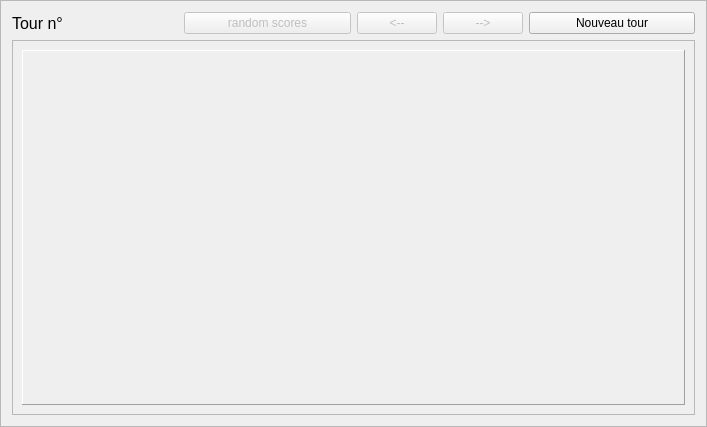
First picture: the form in mainwindow/btmQRoundWidget.ui, repository dsarrut/btm, before the edit.
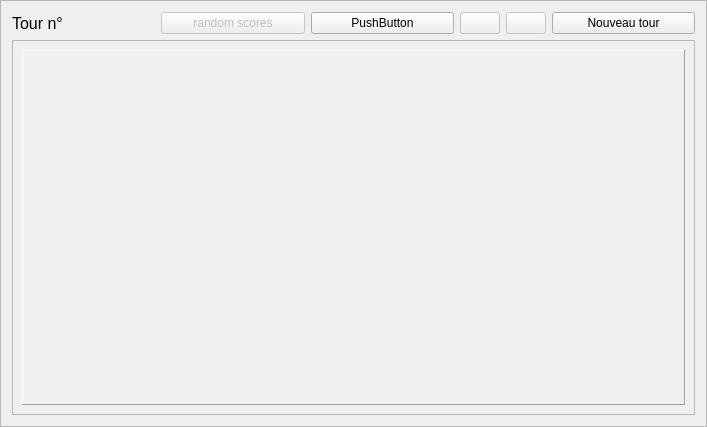
Second picture: the form after the edit. Icons and pictures are not drawn.

```diff
--- a/mainwindow/btmQRoundWidget.ui
+++ b/mainwindow/btmQRoundWidget.ui
@@ -44,6 +44,13 @@
        </property>
       </widget>
      </item>
+     <item>
+      <widget class="QPushButton" name="pushButton">
+       <property name="text">
+        <string>PushButton</string>
+       </property>
+      </widget>
+     </item>
      <item>
       <widget class="QPushButton" name="buttonBack">
        <property name="enabled">
@@ -56,7 +63,12 @@
         </sizepolicy>
        </property>
        <property name="text">
-        <string>&lt;--</string>
+        <string/>
+       </property>
+       <property name="icon">
+        <iconset>
+         <normalon>:/icons/icons/go-previous-9.png</normalon>
+        </iconset>
        </property>
       </widget>
      </item>
@@ -72,7 +84,12 @@
         </sizepolicy>
        </property>
        <property name="text">
-        <string>--&gt;</string>
+        <string/>
+       </property>
+       <property name="icon">
+        <iconset>
+         <normalon>:/icons/icons/go-next-9.png</normalon>
+        </iconset>
        </property>
       </widget>
      </item>
```
Left out of the diff: 2 changed lines with no effect on the pictures.
